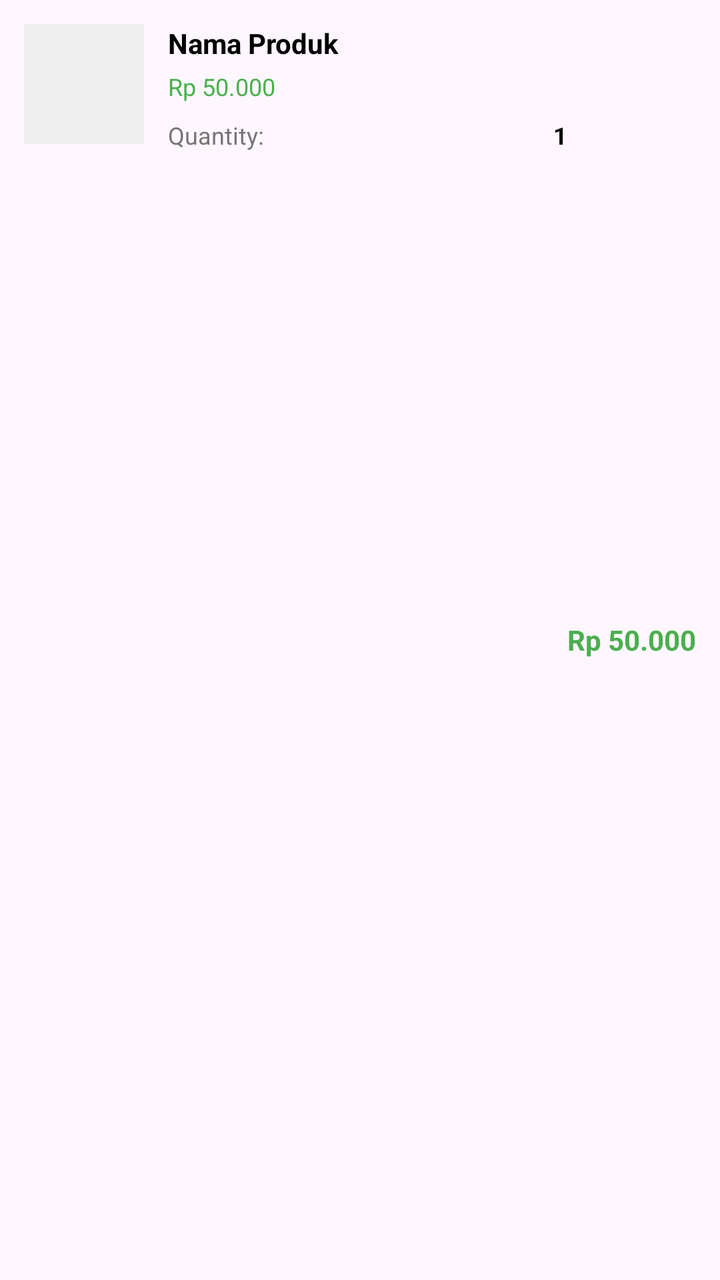
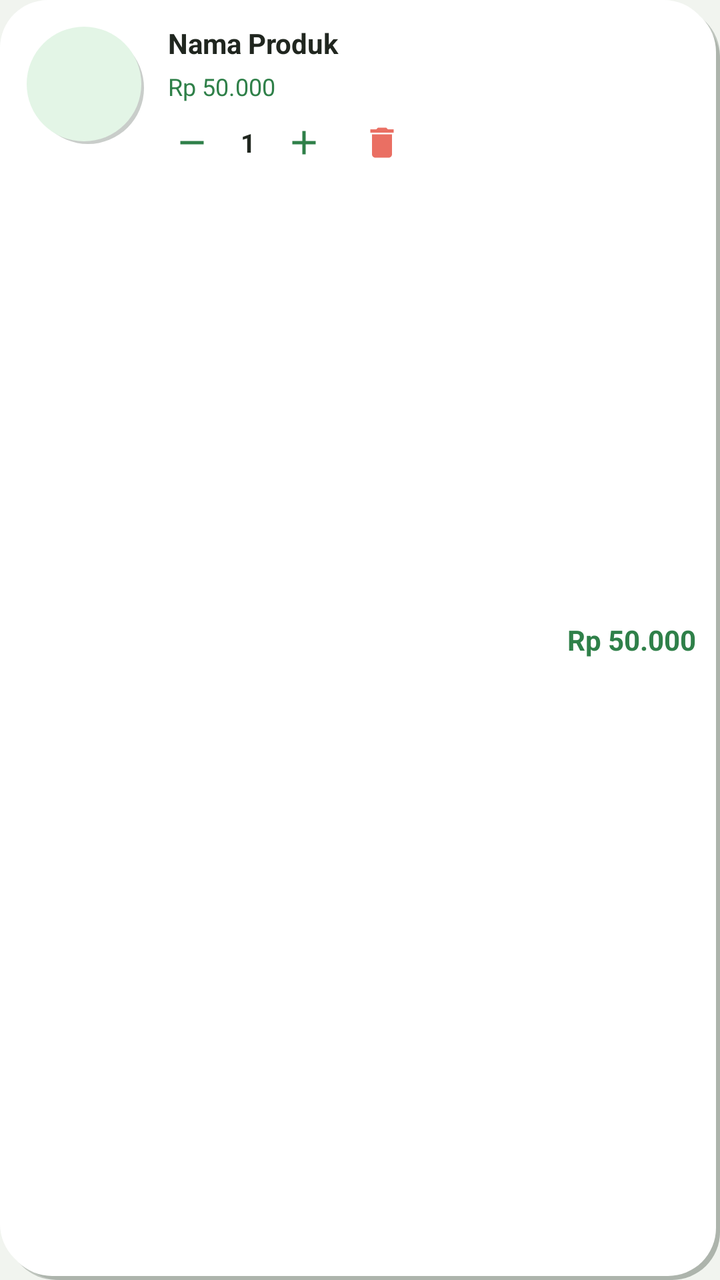

An Android layout rendered at two revisions. The XML below is the earlier revision; the diff shows what the commit changed to produce the second picture.
<!-- AndroidManifest.xml: application theme Theme.Pasarprojectbootcamp -->
<!-- res/layout/item_cart.xml -->
<?xml version="1.0" encoding="utf-8"?>
<LinearLayout xmlns:android="http://schemas.android.com/apk/res/android"
    android:layout_width="match_parent"
    android:layout_height="wrap_content"
    android:orientation="horizontal"
    android:padding="12dp">

    <ImageView
        android:id="@+id/ivProductImage"
        android:layout_width="60dp"
        android:layout_height="60dp"
        android:background="@color/gray_200"
        android:scaleType="centerCrop" />

    <LinearLayout
        android:layout_width="0dp"
        android:layout_height="wrap_content"
        android:layout_marginStart="12dp"
        android:layout_weight="1"
        android:orientation="vertical">

        <TextView
            android:id="@+id/tvProductName"
            android:layout_width="match_parent"
            android:layout_height="wrap_content"
            android:text="Nama Produk"
            android:textColor="@color/black"
            android:textSize="14sp"
            android:textStyle="bold" />

        <TextView
            android:id="@+id/tvProductPrice"
            android:layout_width="match_parent"
            android:layout_height="wrap_content"
            android:layout_marginTop="4dp"
            android:text="Rp 50.000"
            android:textColor="@color/green_primary"
            android:textSize="12sp" />

        <LinearLayout
            android:layout_width="match_parent"
            android:layout_height="wrap_content"
            android:layout_marginTop="8dp"
            android:gravity="center_vertical"
            android:orientation="horizontal">

            <TextView
                android:layout_width="0dp"
                android:layout_height="wrap_content"
                android:layout_weight="1"
                android:text="Quantity:"
                android:textColor="@color/gray_600"
                android:textSize="12sp" />

            <TextView
                android:id="@+id/tvQuantity"
                android:layout_width="wrap_content"
                android:layout_height="wrap_content"
                android:text="1"
                android:textColor="@color/black"
                android:textSize="12sp"
                android:textStyle="bold" />

        </LinearLayout>

    </LinearLayout>

    <TextView
        android:id="@+id/tvTotalPrice"
        android:layout_width="wrap_content"
        android:layout_height="wrap_content"
        android:layout_gravity="center_vertical"
        android:text="Rp 50.000"
        android:textColor="@color/green_primary"
        android:textSize="14sp"
        android:textStyle="bold" />

</LinearLayout>
<!-- resources referenced by this layout -->
<resources>
  <color name="black">#FF000000</color>
  <color name="gray_200">#EEEEEE</color>
  <color name="gray_600">#757575</color>
  <color name="green_primary">#4CAF50</color>
  <style name="Base.Theme.Pasarprojectbootcamp" parent="Theme.Material3.DayNight.NoActionBar">
          
           <item name="colorPrimary">@color/green</item>
          <item name="colorPrimaryVariant">@color/green</item>
          <item name="android:statusBarColor">@color/green</item>
      </style>
  <color name="green">#0A6C28</color>
  <!-- unchanged entries left out for length: 1 -->
</resources>

<!-- the commit's change to res/layout/item_cart.xml (unified diff, before → after) -->
@@ -2,6 +2,8 @@
 <LinearLayout xmlns:android="http://schemas.android.com/apk/res/android"
     android:layout_width="match_parent"
     android:layout_height="wrap_content"
+    android:layout_marginBottom="10dp"
+    android:background="@drawable/clay_card_default"
     android:orientation="horizontal"
     android:padding="12dp">
 
@@ -9,7 +11,8 @@
         android:id="@+id/ivProductImage"
         android:layout_width="60dp"
         android:layout_height="60dp"
-        android:background="@color/gray_200"
+        android:background="@drawable/clay_circle_icon"
+        android:padding="10dp"
         android:scaleType="centerCrop" />
 
     <LinearLayout
@@ -24,7 +27,7 @@
             android:layout_width="match_parent"
             android:layout_height="wrap_content"
             android:text="Nama Produk"
-            android:textColor="@color/black"
+            android:textColor="@color/clay_text_primary"
             android:textSize="14sp"
             android:textStyle="bold" />
 
@@ -34,32 +37,53 @@
             android:layout_height="wrap_content"
             android:layout_marginTop="4dp"
             android:text="Rp 50.000"
-            android:textColor="@color/green_primary"
+            android:textColor="@color/clay_green_700"
             android:textSize="12sp" />
 
         <LinearLayout
-            android:layout_width="match_parent"
+            android:layout_width="wrap_content"
             android:layout_height="wrap_content"
             android:layout_marginTop="8dp"
             android:gravity="center_vertical"
             android:orientation="horizontal">
 
-            <TextView
-                android:layout_width="0dp"
-                android:layout_height="wrap_content"
-                android:layout_weight="1"
-                android:text="Quantity:"
-                android:textColor="@color/gray_600"
-                android:textSize="12sp" />
+            <ImageView
+                android:id="@+id/btnDecrease"
+                android:layout_width="24dp"
+                android:layout_height="24dp"
+                android:background="?android:attr/selectableItemBackgroundBorderless"
+                android:padding="2dp"
+                android:src="@drawable/ic_minus"
+                android:tint="@color/clay_green_700" />
 
             <TextView
                 android:id="@+id/tvQuantity"
-                android:layout_width="wrap_content"
+                android:layout_width="32dp"
                 android:layout_height="wrap_content"
+                android:gravity="center"
                 android:text="1"
-                android:textColor="@color/black"
-                android:textSize="12sp"
+                android:textColor="@color/clay_text_primary"
+                android:textSize="13sp"
                 android:textStyle="bold" />
+
+            <ImageView
+                android:id="@+id/btnIncrease"
+                android:layout_width="24dp"
+                android:layout_height="24dp"
+                android:background="?android:attr/selectableItemBackgroundBorderless"
+                android:padding="2dp"
+                android:src="@drawable/ic_plus"
+                android:tint="@color/clay_green_700" />
+
+            <ImageView
+                android:id="@+id/btnRemove"
+                android:layout_width="22dp"
+                android:layout_height="22dp"
+                android:layout_marginStart="16dp"
+                android:background="?android:attr/selectableItemBackgroundBorderless"
+                android:padding="1dp"
+                android:src="@drawable/ic_delete"
+                android:tint="@color/clay_error" />
 
         </LinearLayout>
 
@@ -71,7 +95,7 @@
         android:layout_height="wrap_content"
         android:layout_gravity="center_vertical"
         android:text="Rp 50.000"
-        android:textColor="@color/green_primary"
+        android:textColor="@color/clay_green_700"
         android:textSize="14sp"
         android:textStyle="bold" />
 
<!-- resource entries referenced after the edit -->
@@ -1,16 +1,116 @@
 <!-- resources referenced by this layout -->
 <resources>
-  <color name="black">#FF000000</color>
-  <color name="gray_200">#EEEEEE</color>
-  <color name="gray_600">#757575</color>
-  <color name="green_primary">#4CAF50</color>
+  <color name="clay_error">#EA6F63</color>
+  <color name="clay_green_700">#2F8049</color>
+  <color name="clay_text_primary">#20261F</color>
+  <!-- drawable clay_card_default (drawable) -->
+  <?xml version="1.0" encoding="utf-8"?>
+  <layer-list xmlns:android="http://schemas.android.com/apk/res/android">
+      
+      <item
+          android:top="6dp"
+          android:left="6dp">
+          <shape android:shape="rectangle">
+              <solid android:color="@color/clay_shadow_dark_soft" />
+              <corners android:radius="24dp" />
+          </shape>
+      </item>
+      <item
+          android:top="4dp"
+          android:left="4dp">
+          <shape android:shape="rectangle">
+              <solid android:color="@color/clay_shadow_dark" />
+              <corners android:radius="24dp" />
+          </shape>
+      </item>
+      
+      <item
+          android:bottom="4dp"
+          android:right="4dp">
+          <shape android:shape="rectangle">
+              <solid android:color="@color/clay_shadow_light" />
+              <corners android:radius="24dp" />
+          </shape>
+      </item>
+      
+      <item
+          android:top="2dp"
+          android:left="2dp"
+          android:right="2dp"
+          android:bottom="2dp">
+          <shape android:shape="rectangle">
+              <solid android:color="@color/clay_surface" />
+              <corners android:radius="24dp" />
+          </shape>
+      </item>
+  </layer-list>
+  <!-- drawable clay_circle_icon (drawable) -->
+  <?xml version="1.0" encoding="utf-8"?>
+  <layer-list xmlns:android="http://schemas.android.com/apk/res/android">
+      <item android:top="4dp" android:left="4dp">
+          <shape android:shape="oval">
+              <solid android:color="@color/clay_shadow_dark" />
+          </shape>
+      </item>
+      <item android:bottom="3dp" android:right="3dp">
+          <shape android:shape="oval">
+              <solid android:color="@color/clay_shadow_light" />
+          </shape>
+      </item>
+      <item android:top="1.5dp" android:left="1.5dp" android:right="1.5dp" android:bottom="1.5dp">
+          <shape android:shape="oval">
+              <solid android:color="@color/clay_green_100" />
+          </shape>
+      </item>
+  </layer-list>
+  <!-- drawable ic_delete (drawable) -->
+  <vector xmlns:android="http://schemas.android.com/apk/res/android"
+      android:width="24dp"
+      android:height="24dp"
+      android:viewportWidth="24"
+      android:viewportHeight="24">
+      <path
+          android:fillColor="#E57373"
+          android:pathData="M6,19c0,1.1 0.9,2 2,2h8c1.1,0 2,-0.9 2,-2L18,7L6,7L6,19zM19,4h-3.5l-1,-1h-5l-1,1L5,4v2h14L19,4z" />
+  </vector>
+  <!-- drawable ic_minus (drawable) -->
+  <vector xmlns:android="http://schemas.android.com/apk/res/android"
+      android:width="24dp"
+      android:height="24dp"
+      android:viewportWidth="24"
+      android:viewportHeight="24">
+      <path
+          android:fillColor="#4CAF50"
+          android:pathData="M19,13H5v-2h14v2z" />
+  </vector>
+  <!-- drawable ic_plus (drawable) -->
+  <vector xmlns:android="http://schemas.android.com/apk/res/android"
+      android:width="24dp"
+      android:height="24dp"
+      android:viewportWidth="24"
+      android:viewportHeight="24"
+      android:tint="?attr/colorControlNormal">
+      <path
+          android:fillColor="#4CAF50"
+          android:pathData="M19,13h-6v6h-2v-6H5v-2h6V5h2v6h6v2z" />
+  </vector>
+  <color name="clay_shadow_dark_soft">#1F2B3B2F</color>
+  <color name="clay_shadow_dark">#402B3B2F</color>
+  <color name="clay_shadow_light">#FFFFFFFF</color>
+  <color name="clay_surface">#FFFFFF</color>
+  <color name="clay_green_100">#E3F5E6</color>
   <style name="Base.Theme.Pasarprojectbootcamp" parent="Theme.Material3.DayNight.NoActionBar">
           
-           <item name="colorPrimary">@color/green</item>
-          <item name="colorPrimaryVariant">@color/green</item>
-          <item name="android:statusBarColor">@color/green</item>
+          <item name="colorPrimary">@color/clay_green_500</item>
+          <item name="colorPrimaryVariant">@color/clay_green_700</item>
+          <item name="colorSecondary">@color/clay_green_300</item>
+          <item name="android:statusBarColor">@color/clay_green_500</item>
+          <item name="android:windowBackground">@color/clay_background</item>
+          <item name="android:navigationBarColor">@color/clay_background</item>
       </style>
-  <color name="green">#0A6C28</color>
+  <color name="clay_green_500">#4FB868</color>
+  <color name="clay_green_300">#A8DDB5</color>
+  <color name="clay_background">#F1F4EF</color>
   <!-- unchanged entries left out for length: 1 -->
 </resources>
 
